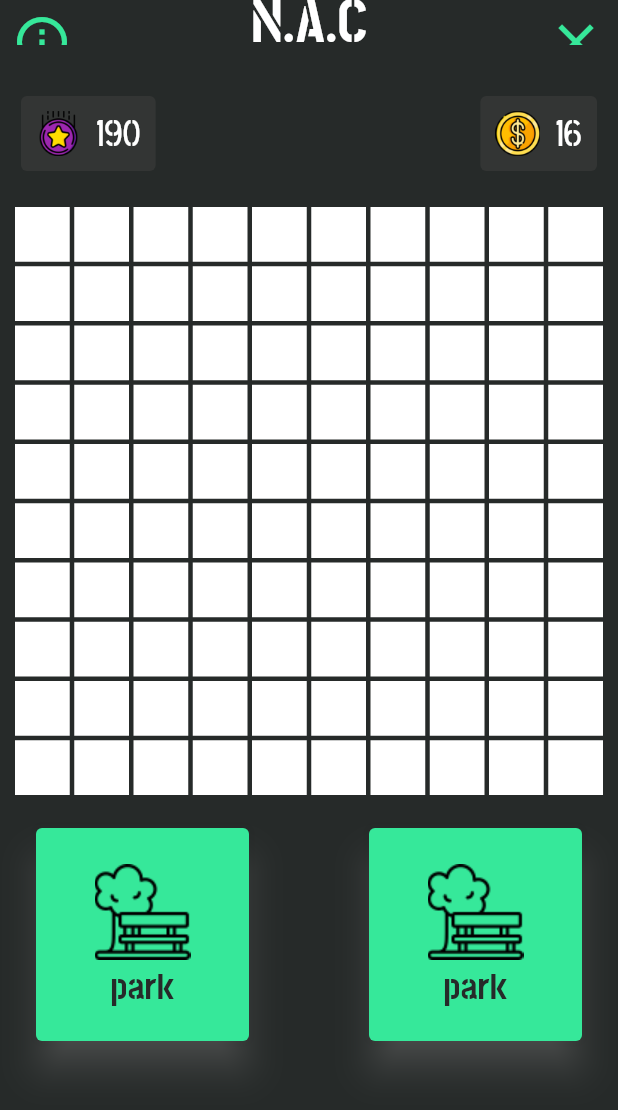
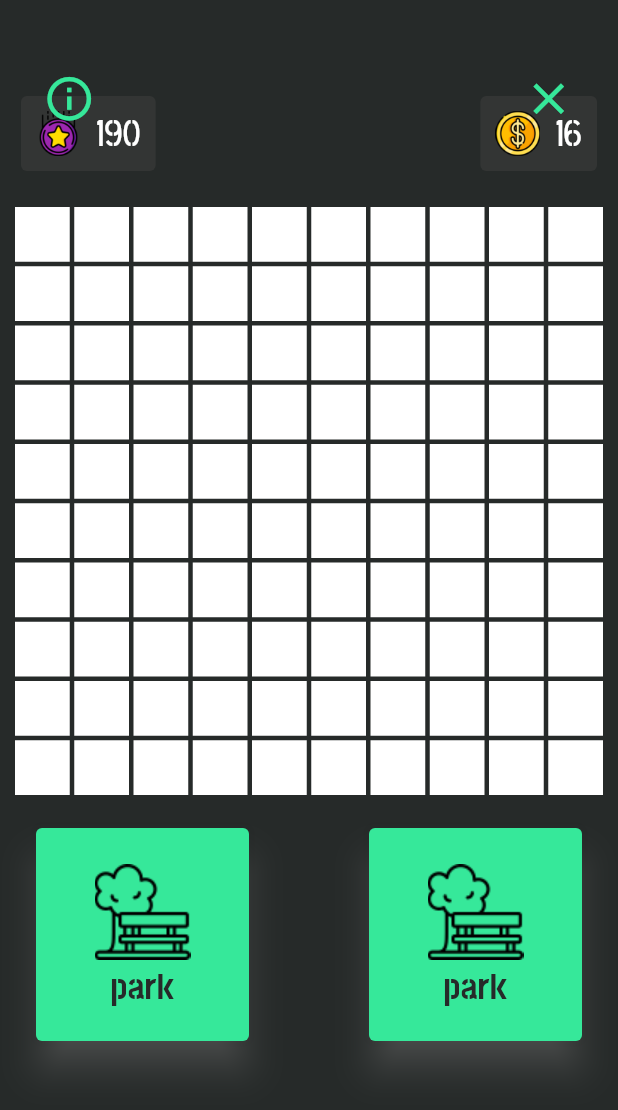
Before and after one commit to ngrayzin/SDD-assignment-2, a Flutter app: the screen it shows after launch, after a tap on "START NEW GAME", on a phone screen of 412 x 824 dp. Shown: the top 1110 px of the screen. Run offline on Flutter 3.47's test engine with Material 2 defaults, Android fonts, the phone set to English and light mode, and no system bars; our stand-ins replace firebase_core, firebase_database, google_fonts; missing offline and left inert: dart:ffi, flame; accounts and stored records are empty; generated files the repository leaves out were written again.

Commit message:
sync app bar design

```diff
--- a/lib/Building.dart
+++ b/lib/Building.dart
@@ -4,11 +4,11 @@
   //final int index;
   final String name;
   final Map buildingList = {
-    0 : "park",
-    1 : "factory",
-    2 : "house",
-    3 : "motorway",
-    4 : "shopping center"
+    0 : "Park",
+    1 : "Factory",
+    2 : "House",
+    3 : "Motorway",
+    4 : "Shopping center"
   };
   Building({required this.name});
 }
--- a/lib/BuildingCard.dart
+++ b/lib/BuildingCard.dart
@@ -20,11 +20,11 @@
 
 class _BuildingCard extends State<BuildingCard> {
   final Map buildingList = {
-    0 : "park",
-    1 : "factory",
-    2 : "house",
-    3 : "motorway",
-    4 : "shopping center"
+    0 : "Park",
+    1 : "Factory",
+    2 : "House",
+    3 : "Motorway",
+    4 : "Shopping center"
   };
   //randomizer here ig???????
   Building building = Building(name: 'park');
--- a/lib/GamePage.dart
+++ b/lib/GamePage.dart
@@ -30,36 +30,61 @@
       home: Scaffold(
         backgroundColor: colours.AppColor.background,
         appBar: PreferredSize(
-          preferredSize: Size.fromHeight(30.0),
+          preferredSize: Size.fromHeight(40.0),
           child: AppBar (
             elevation: 0,
             backgroundColor: Colors.transparent,
             bottomOpacity: 0,
             centerTitle: true,
-            leading: IconButton(
-              iconSize: 40,
+            flexibleSpace: Padding(
+              padding: EdgeInsets.fromLTRB(0, 40, 0, 0),
+              child : Row(
+                mainAxisAlignment: MainAxisAlignment.center,
+                crossAxisAlignment: CrossAxisAlignment.center,
+                children: [
+                  const Spacer(
+                    flex: 1,
+                  ),
+                  IconButton(
+                    iconSize: 35,
                     icon: const Icon(Icons.info_outline),
                     color: colours.AppColor.main,
-              onPressed: (){},
+                    onPressed: () {},
                   ),
-            title: Text(
+                  const Spacer(
+                    flex: 5,
+                  ),
+                  Text(
                     'N.A.C',
                     textAlign: TextAlign.center,
                     style: TextStyle(
-                fontSize: 40,
+                      fontSize: 32,
                       fontFamily: 'StickNoBills',
                       fontWeight: FontWeight.bold,
                       color: Colors.white,
                     ),
                   ),
-            actions: <Widget>[
-              IconButton(
-                iconSize: 40,
+                  const Spacer(
+                    flex: 5,
+                  ),
+                  Visibility(
+                    child: IconButton(
+                      iconSize: 35,
                       icon: const Icon(Icons.close),
                       color: colours.AppColor.main,
                       onPressed: () => Navigator.pop(context),
                     ),
+                    maintainAnimation: true,
+                    maintainSize: true,
+                    maintainState: true,
+                    visible: true,
+                  ),
+                  const Spacer(
+                    flex: 1,
+                  ),
                 ],
+              ),
+            ),
           ),
         ),
         body: SafeArea(
@@ -67,7 +92,7 @@
               width: MediaQuery.of(context).size.width,
               height: MediaQuery.of(context).size.height,
               //alignment: Alignment.center,
-              padding:  EdgeInsets.fromLTRB(10,30,10,20),
+              padding:  EdgeInsets.fromLTRB(10,20,10,20),
               child: Column(
                 mainAxisAlignment: MainAxisAlignment.start,
                 children: [
```
Also changed, not shown: lib/Leaderboard.dart (+58 -13 lines). Lines whose indentation alone changed are shown as unchanged.
